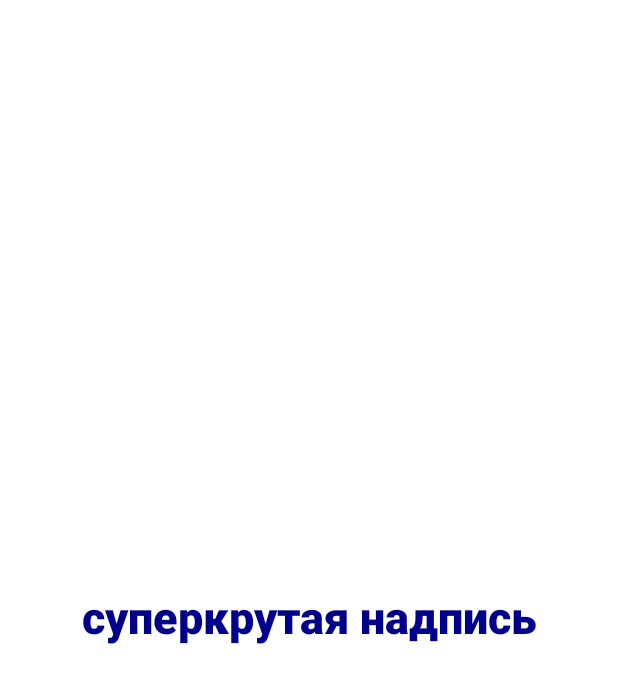
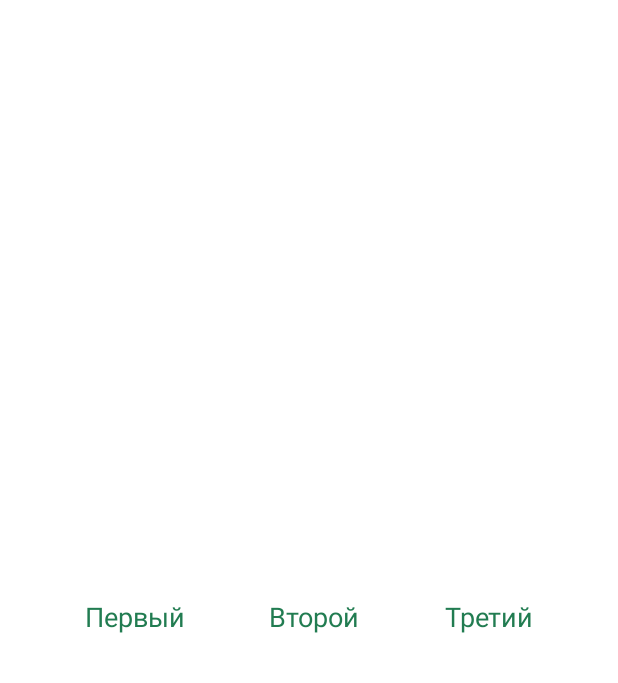
Before and after one commit to Tunefg/Lab2, an Android app built with Jetpack Compose: the composable FundamentalsApp shown on its own in the app's theme, on a phone screen of 412 x 824 dp. Shown: the top 683 px of the screen. Run offline under Robolectric (Android 15) with nearby library versions, the phone set to English and light mode, and no system bars.

Commit message:
My scaffold

```diff
--- a/app/src/main/java/com/raywenderlich/android/lab1/screens/NavigationScreen.kt
+++ b/app/src/main/java/com/raywenderlich/android/lab1/screens/NavigationScreen.kt
@@ -37,6 +37,7 @@ fun NavigationScreen() {
             NavigationButton(stringResource(id = R.string.Row), Screen.Row)
             NavigationButton(stringResource(id = R.string.Column), Screen.Column)
             NavigationButton(stringResource(id = R.string.Box), Screen.Box)
+            NavigationButton(stringResource(id = R.string.Scaffold), Screen.Scaffold)
         }
     }
 }
--- a/app/src/main/java/com/raywenderlich/android/lab1/screens/ScaffoldScreen.kt
+++ b/app/src/main/java/com/raywenderlich/android/lab1/screens/ScaffoldScreen.kt
@@ -3,8 +3,15 @@ package com.raywenderlich.android.lab1.screens
 import androidx.compose.material.ScaffoldState
 import androidx.compose.runtime.Composable
 import com.raywenderlich.android.lab1.router.BackButtonHandler
+import kotlinx.coroutines.CoroutineScope
 import com.raywenderlich.android.lab1.router.FundamentalsRouter
+import androidx.compose.material.rememberScaffoldState
+import android.annotation.SuppressLint
+import androidx.compose.material.Scaffold
 import com.raywenderlich.android.lab1.router.Screen
+import androidx.compose.runtime.rememberCoroutineScope
+import androidx.compose.ui.res.colorResource
+import com.raywenderlich.android.lab1.R
 
 @Composable
 fun ScaffoldScreen(){
@@ -16,10 +23,24 @@ fun ScaffoldScreen(){
 }
 
 @Composable
-fun MyScaffold(){}
+fun MyScaffold() {
+    val scaffoldState: ScaffoldState = rememberScaffoldState()
+    val scope: CoroutineScope = rememberCoroutineScope()
+
+    Scaffold(
+        scaffoldState = scaffoldState,
+        contentColor = colorResource(id = R.color.colorPrimary),
+        content = {
+            MyRow()
+        },
+        topBar = { MyTopAppBar(scaffoldState = scaffoldState, scope = scope) },
+        bottomBar = { MyBottomAppBar()},
+        drawerContent = { MyColumn()}
+    )
+}
 
 @Composable
-fun MyTopAppBar(scaffoldState: ScaffoldState){}
+fun MyTopAppBar(scaffoldState: ScaffoldState,scope: CoroutineScope){}
 
 @Composable
 fun MyBottomAppBar(){}
--- a/app/src/main/res/values/strings.xml
+++ b/app/src/main/res/values/strings.xml
@@ -19,5 +19,6 @@
     <string name="Column">Column</string>
     <string name="Box">Box</string>
     <string name="Surface">Surface</string>
+    <string name="Scaffold">Scaffold</string>
 
 </resources>
```
